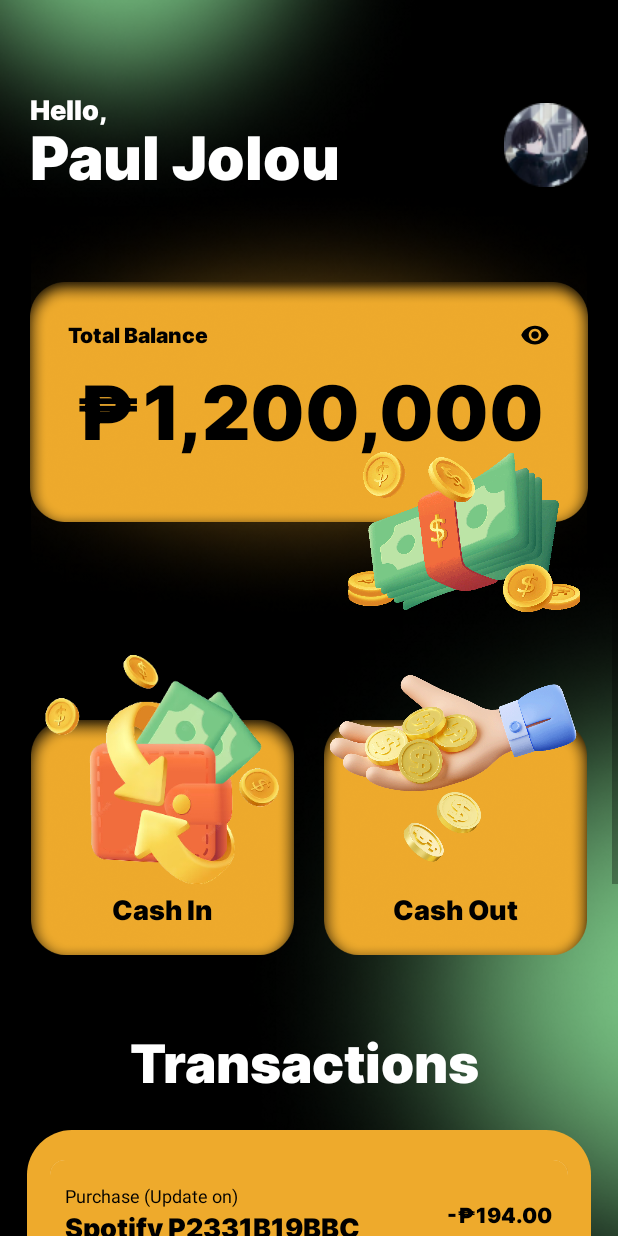
After one commit to Jookie262/joloupay, an Android app: the DashboardActivity screen opened directly, with no data from a screen before it, on a phone screen of 412 x 824 dp. The commit adds this screen. Run offline under Robolectric (Android 15) with nearby library versions, the phone set to English and light mode, and no system bars.

Commit message:
Create Dashboard

```diff
--- a/app/src/main/AndroidManifest.xml
+++ b/app/src/main/AndroidManifest.xml
@@ -11,6 +11,9 @@
         android:supportsRtl="true"
         android:theme="@style/Theme.EMoney"
         tools:targetApi="31">
+        <activity
+            android:name=".DashboardActivity"
+            android:exported="false" />
         <activity
             android:name=".LoginScreen"
             android:exported="false" />
--- /dev/null
+++ b/app/src/main/java/com/example/emoney/DashboardActivity.java
@@ -0,0 +1,14 @@
+package com.example.emoney;
+
+import androidx.appcompat.app.AppCompatActivity;
+
+import android.os.Bundle;
+
+public class DashboardActivity extends AppCompatActivity {
+
+    @Override
+    protected void onCreate(Bundle savedInstanceState) {
+        super.onCreate(savedInstanceState);
+        setContentView(R.layout.activity_dashboard);
+    }
+}
--- a/app/src/main/java/com/example/emoney/LoginScreen.java
+++ b/app/src/main/java/com/example/emoney/LoginScreen.java
@@ -2,6 +2,7 @@ package com.example.emoney;
 
 import androidx.appcompat.app.AppCompatActivity;
 
+import android.content.Intent;
 import android.os.Bundle;
 import android.view.View;
 import android.widget.Button;
@@ -29,7 +30,8 @@ public class LoginScreen extends AppCompatActivity {
                 String get_password = password_layout.getEditText().getText().toString();
 
                 if(validateInput(get_username, get_password)){
-
+                    startActivity(new Intent(LoginScreen.this, DashboardActivity.class));
+                    finish();
                 }
             }
         });
--- /dev/null
+++ b/app/src/main/res/drawable/baseline_remove_red_eye_24.xml
@@ -0,0 +1,5 @@
+<vector android:height="100dp" android:tint="#000000"
+    android:viewportHeight="24" android:viewportWidth="24"
+    android:width="100dp" xmlns:android="http://schemas.android.com/apk/res/android">
+    <path android:fillColor="@android:color/white" android:pathData="M12,4.5C7,4.5 2.73,7.61 1,12c1.73,4.39 6,7.5 11,7.5s9.27,-3.11 11,-7.5c-1.73,-4.39 -6,-7.5 -11,-7.5zM12,17c-2.76,0 -5,-2.24 -5,-5s2.24,-5 5,-5 5,2.24 5,5 -2.24,5 -5,5zM12,9c-1.66,0 -3,1.34 -3,3s1.34,3 3,3 3,-1.34 3,-3 -1.34,-3 -3,-3z"/>
+</vector>
--- /dev/null
+++ b/app/src/main/res/drawable/transaction_corner_radius.xml
@@ -0,0 +1,12 @@
+<shape
+    xmlns:android="http://schemas.android.com/apk/res/android">
+    <solid
+        android:color="@color/yellow">
+    </solid>
+    <corners
+        android:topLeftRadius="30dip"
+        android:topRightRadius="30dip"
+        android:bottomLeftRadius="0dip"
+        android:bottomRightRadius="0dip">
+    </corners>
+</shape>
--- /dev/null
+++ b/app/src/main/res/layout/activity_dashboard.xml
@@ -0,0 +1,409 @@
+<?xml version="1.0" encoding="utf-8"?>
+<ScrollView xmlns:android="http://schemas.android.com/apk/res/android"
+    xmlns:app="http://schemas.android.com/apk/res-auto"
+    xmlns:tools="http://schemas.android.com/tools"
+    android:layout_width="match_parent"
+    android:layout_height="match_parent"
+    tools:context=".DashboardActivity"
+    android:background="@color/black">
+
+    <RelativeLayout
+        android:layout_width="match_parent"
+        android:layout_height="match_parent">
+
+        <ImageView
+            android:layout_width="wrap_content"
+            android:layout_height="wrap_content"
+            android:src="@drawable/dashboard_top_green_bg"
+            android:layout_alignParentStart="true"/>
+
+        <ImageView
+            android:layout_width="wrap_content"
+            android:layout_height="wrap_content"
+            android:src="@drawable/green_right_bg"
+            android:layout_alignParentEnd="true"
+            android:layout_marginTop="350dp"/>
+
+        <RelativeLayout
+            android:id="@+id/profile_relative_layout"
+            android:layout_width="match_parent"
+            android:layout_height="wrap_content"
+            android:layout_marginTop="60dp"
+            android:paddingLeft="20dp"
+            android:paddingRight="20dp">
+
+            <TextView
+                android:id="@+id/hello_txt"
+                android:layout_width="wrap_content"
+                android:layout_height="wrap_content"
+                android:text="Hello, "
+                android:textColor="@color/white"
+                android:fontFamily="@font/inter_black"
+                android:textSize="18dp"
+                android:layout_alignParentStart="true"/>
+
+            <TextView
+                android:layout_below="@id/hello_txt"
+                android:layout_width="wrap_content"
+                android:layout_height="wrap_content"
+                android:layout_marginTop="-10dp"
+                android:text="Paul Jolou"
+                android:textColor="@color/white"
+                android:fontFamily="@font/inter_black"
+                android:textSize="40dp"/>
+
+            <ImageView
+                android:layout_alignParentEnd="true"
+                android:layout_width="wrap_content"
+                android:layout_height="wrap_content"
+                android:src="@drawable/profile_circle_img"
+                android:layout_centerVertical="true"/>
+
+        </RelativeLayout>
+
+        <RelativeLayout
+            android:id="@+id/money_relative"
+            android:layout_width="match_parent"
+            android:layout_height="wrap_content"
+            android:layout_below="@id/profile_relative_layout"
+            android:layout_marginTop="-30dp"
+            android:layout_marginLeft="20dp"
+            android:layout_marginRight="20dp">
+
+            <ImageView
+                android:layout_width="match_parent"
+                android:layout_height="300dp"
+                android:layout_centerInParent="true"
+                android:src="@drawable/box_yellow_bg"
+                android:layout_alignParentStart="true" />
+
+            <RelativeLayout
+                android:layout_width="match_parent"
+                android:layout_height="160dp"
+                android:layout_centerInParent="true"
+                android:background="@drawable/money_yellow_box"
+                android:padding="25dp">
+
+                <TextView
+                    android:layout_width="wrap_content"
+                    android:layout_height="wrap_content"
+                    android:layout_alignParentStart="true"
+                    android:fontFamily="@font/inter_black"
+                    android:text="Total Balance"
+                    android:textColor="@color/black" />
+
+                <ImageView
+                    android:layout_width="20dp"
+                    android:layout_height="20dp"
+                    android:layout_alignParentEnd="true"
+                    android:src="@drawable/baseline_remove_red_eye_24" />
+
+                <TextView
+                    android:layout_width="match_parent"
+                    android:layout_height="wrap_content"
+                    android:fontFamily="@font/inter_black"
+                    android:gravity="center"
+                    android:text="₱1,200,000"
+                    android:textColor="@color/black"
+                    android:layout_marginTop="25dp"
+                    android:textSize="50dp" />
+
+            </RelativeLayout>
+
+
+            <ImageView
+                android:layout_width="180dp"
+                android:layout_height="180dp"
+                android:layout_marginTop="150dp"
+                android:src="@drawable/show_money_img"
+                android:layout_alignParentBottom="true"
+                android:layout_alignParentEnd="true" />
+
+        </RelativeLayout>
+
+        <LinearLayout
+            android:id="@+id/cash_methods_linear"
+            android:layout_width="match_parent"
+            android:layout_height="wrap_content"
+            android:layout_below="@id/money_relative"
+            android:orientation="horizontal"
+            android:gravity="center">
+
+            <RelativeLayout
+                android:layout_width="175dp"
+                android:layout_height="wrap_content"
+                android:layout_marginRight="10dp">
+
+                <ImageView
+                    android:layout_width="match_parent"
+                    android:layout_height="250dp"
+                    android:src="@drawable/cash_box_yellow"/>
+
+                <ImageView
+                    android:id="@+id/cash_in_img"
+                    android:layout_width="match_parent"
+                    android:layout_height="160dp"
+                    android:src="@drawable/cash_in_img"/>
+
+                <TextView
+                    android:layout_below="@id/cash_in_img"
+                    android:layout_width="match_parent"
+                    android:layout_height="wrap_content"
+                    android:text="Cash In"
+                    android:textColor="@color/black"
+                    android:gravity="center"
+                    android:fontFamily="@font/inter_black"
+                    android:textSize="18dp"
+                    />
+
+            </RelativeLayout>
+
+            <RelativeLayout
+                android:layout_width="175dp"
+                android:layout_height="wrap_content"
+                android:layout_marginLeft="10dp">
+
+                <ImageView
+                    android:layout_width="match_parent"
+                    android:layout_height="250dp"
+                    android:src="@drawable/cash_box_yellow"/>
+
+                <ImageView
+                    android:id="@+id/cash_in_img"
+                    android:layout_width="match_parent"
+                    android:layout_height="160dp"
+                    android:src="@drawable/cash_out_img"/>
+
+                <TextView
+                    android:layout_below="@id/cash_in_img"
+                    android:layout_width="match_parent"
+                    android:layout_height="wrap_content"
+                    android:text="Cash Out"
+                    android:textColor="@color/black"
+                    android:gravity="center"
+                    android:fontFamily="@font/inter_black"
+                    android:textSize="18dp"
+                    />
+
+            </RelativeLayout>
+
+        </LinearLayout>
+
+        <LinearLayout
+            android:layout_width="match_parent"
+            android:layout_height="wrap_content"
+            android:layout_below="@id/cash_methods_linear"
+            android:gravity="center"
+            android:orientation="vertical">
+
+            <TextView
+                android:layout_width="match_parent"
+                android:layout_height="wrap_content"
+                android:text="Transactions "
+                android:textColor="@color/white"
+                android:gravity="center"
+                android:textSize="35dp"
+                android:fontFamily="@font/inter_black"/>
+
+            <LinearLayout
+                android:layout_width="match_parent"
+                android:layout_height="match_parent"
+                android:orientation="vertical"
+                android:layout_marginTop="20dp"
+                android:background="@drawable/transaction_corner_radius"
+                android:layout_marginLeft="18dp"
+                android:layout_marginRight="18dp"
+                android:paddingLeft="15dp"
+                android:paddingRight="15dp"
+                android:paddingTop="20dp"
+                android:paddingBottom="20dp">
+
+
+                <androidx.cardview.widget.CardView
+                    android:layout_width="match_parent"
+                    android:layout_height="wrap_content"
+                    app:cardCornerRadius="10dp"
+                    android:layout_marginBottom="20dp">
+
+                    <RelativeLayout
+                        android:layout_width="match_parent"
+                        android:layout_height="match_parent"
+                        android:background="@color/yellow"
+                        android:paddingTop="15dp"
+                        android:paddingBottom="15dp"
+                        android:paddingLeft="10dp"
+                        android:paddingRight="10dp">
+
+                        <TextView
+                            android:id="@+id/top_desc_trans"
+                            android:layout_width="wrap_content"
+                            android:layout_height="wrap_content"
+                            android:text="Purchase (Update on)"
+                            android:textColor="@color/black"
+                            android:textSize="12dp"/>
+
+                        <TextView
+                            android:layout_below="@id/top_desc_trans"
+                            android:layout_width="wrap_content"
+                            android:layout_height="wrap_content"
+                            android:text="Spotify P2331B19BBC"
+                            android:textColor="@color/black"
+                            android:fontFamily="@font/inter_black"
+                            android:textSize="18dp"/>
+
+                        <TextView
+                            android:layout_width="wrap_content"
+                            android:layout_height="wrap_content"
+                            android:layout_alignParentEnd="true"
+                            android:layout_centerVertical="true"
+                            android:text="-₱194.00"
+                            android:textColor="@color/black"
+                            android:fontFamily="@font/inter_black"/>
+
+                    </RelativeLayout>
+
+                </androidx.cardview.widget.CardView>
+
+                <androidx.cardview.widget.CardView
+                    android:layout_width="match_parent"
+                    android:layout_height="wrap_content"
+                    app:cardCornerRadius="10dp"
+                    android:layout_marginBottom="20dp">
+
+                    <RelativeLayout
+                        android:layout_width="match_parent"
+                        android:layout_height="match_parent"
+                        android:background="@color/yellow"
+                        android:paddingTop="15dp"
+                        android:paddingBottom="15dp"
+                        android:paddingLeft="10dp"
+                        android:paddingRight="10dp">
+
+                        <TextView
+                            android:id="@+id/top_desc_trans"
+                            android:layout_width="wrap_content"
+                            android:layout_height="wrap_content"
+                            android:text="Received money from"
+                            android:textColor="@color/black"
+                            android:textSize="12dp"/>
+
+                        <TextView
+                            android:layout_below="@id/top_desc_trans"
+                            android:layout_width="wrap_content"
+                            android:layout_height="wrap_content"
+                            android:text="Paul Jolou"
+                            android:textColor="@color/black"
+                            android:fontFamily="@font/inter_black"
+                            android:textSize="18dp"/>
+
+                        <TextView
+                            android:layout_width="wrap_content"
+                            android:layout_height="wrap_content"
+                            android:layout_alignParentEnd="true"
+                            android:layout_centerVertical="true"
+                            android:text="₱94.00"
+                            android:textColor="@color/black"
+                            android:fontFamily="@font/inter_black"/>
+
+                    </RelativeLayout>
+
+                </androidx.cardview.widget.CardView>
+
+                <androidx.cardview.widget.CardView
+                    android:layout_width="match_parent"
+                    android:layout_height="wrap_content"
+                    app:cardCornerRadius="10dp"
+                    android:layout_marginBottom="20dp">
+
+                    <RelativeLayout
+                        android:layout_width="match_parent"
+                        android:layout_height="match_parent"
+                        android:background="@color/yellow"
+                        android:paddingTop="15dp"
+                        android:paddingBottom="15dp"
+                        android:paddingLeft="10dp"
+                        android:paddingRight="10dp">
+
+                        <TextView
+                            android:id="@+id/top_desc_trans"
+                            android:layout_width="wrap_content"
+                            android:layout_height="wrap_content"
+                            android:text="Received money from"
+                            android:textColor="@color/black"
+                            android:textSize="12dp"/>
+
+                        <TextView
+                            android:layout_below="@id/top_desc_trans"
+                            android:layout_width="wrap_content"
+                            android:layout_height="wrap_content"
+                            android:text="Rotbart Bolencis"
+                            android:textColor="@color/black"
+                            android:fontFamily="@font/inter_black"
+                            android:textSize="18dp"/>
+
+                        <TextView
+                            android:layout_width="wrap_content"
+                            android:layout_height="wrap_content"
+                            android:layout_alignParentEnd="true"
+                            android:layout_centerVertical="true"
+                            android:text="₱1000.00"
+                            android:textColor="@color/black"
+                            android:fontFamily="@font/inter_black"/>
+
+                    </RelativeLayout>
+
+                </androidx.cardview.widget.CardView>
+
+                <androidx.cardview.widget.CardView
+                    android:layout_width="match_parent"
+                    android:layout_height="wrap_content"
+                    app:cardCornerRadius="10dp"
+                    android:layout_marginBottom="5dp">
+
+                    <RelativeLayout
+                        android:layout_width="match_parent"
+                        android:layout_height="match_parent"
+                        android:background="@color/yellow"
+                        android:paddingTop="15dp"
+                        android:paddingBottom="15dp"
+                        android:paddingLeft="10dp"
+                        android:paddingRight="10dp">
+
+                        <TextView
+                            android:id="@+id/top_desc_trans"
+                            android:layout_width="wrap_content"
+                            android:layout_height="wrap_content"
+                            android:text="Purchase (Update on)"
+                            android:textColor="@color/black"
+                            android:textSize="12dp"/>
+
+                        <TextView
+                            android:layout_below="@id/top_desc_trans"
+                            android:layout_width="wrap_content"
+                            android:layout_height="wrap_content"
+                            android:text="Spotify P2331B19BBC"
+                            android:textColor="@color/black"
+                            android:fontFamily="@font/inter_black"
+                            android:textSize="18dp"/>
+
+                        <TextView
+                            android:layout_width="wrap_content"
+                            android:layout_height="wrap_content"
+                            android:layout_alignParentEnd="true"
+                            android:layout_centerVertical="true"
+                            android:text="-₱194.00"
+                            android:textColor="@color/black"
+                            android:fontFamily="@font/inter_black"/>
+
+                    </RelativeLayout>
+
+                </androidx.cardview.widget.CardView>
+
+            </LinearLayout>
+
+        </LinearLayout>
+
+
+    </RelativeLayout>
+
+</ScrollView>
```
Also changed, not shown: app/src/main/res/drawable-xxhdpi/cash_in_img.png (added), app/src/main/res/drawable-xxhdpi/cash_out_img.png (added), app/src/main/res/drawable-xxhdpi/show_money_img.png (added), app/src/main/res/drawable/box_yellow_bg.png (added), app/src/main/res/drawable/cash_box_yellow.png (added), app/src/main/res/drawable/dashboard_top_green_bg.png (added), app/src/main/res/drawable/green_right_bg.png (added), app/src/main/res/drawable/money_yellow_box.png (added), app/src/main/res/drawable/profile_circle_img.png (added).
